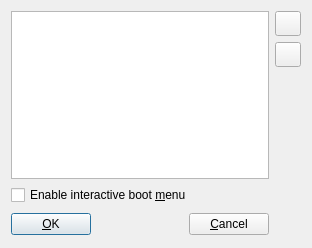
This is src/Boot_Device_Window.ui in tobimensch/aqemu as Qt 5 draws it before an edit. The edited form follows.
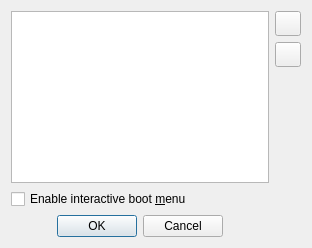
This is the edited form. Icons and pictures are not drawn. Custom widgets are drawn as their Qt base class.

```diff
--- a/src/Boot_Device_Window.ui
+++ b/src/Boot_Device_Window.ui
@@ -112,37 +112,12 @@
    <item row="4" column="0">
     <layout class="QHBoxLayout" name="horizontalLayout">
      <item>
-      <widget class="QPushButton" name="Button_OK">
-       <property name="text">
-        <string>&amp;OK</string>
+      <widget class="Dialog_Button_Box" name="buttonBox">
+       <property name="standardButtons">
+        <set>QDialogButtonBox::Cancel|QDialogButtonBox::Ok</set>
        </property>
-       <property name="icon">
-        <iconset resource="../resources/icons.qrc">
-         <normaloff>:/ok.png</normaloff>:/ok.png</iconset>
-       </property>
-      </widget>
-     </item>
-     <item>
-      <spacer name="horizontalSpacer">
-       <property name="orientation">
-        <enum>Qt::Horizontal</enum>
-       </property>
-       <property name="sizeHint" stdset="0">
-        <size>
-         <width>28</width>
-         <height>26</height>
-        </size>
-       </property>
-      </spacer>
-     </item>
-     <item>
-      <widget class="QPushButton" name="Button_Cancel">
-       <property name="text">
-        <string>&amp;Cancel</string>
-       </property>
-       <property name="icon">
-        <iconset resource="../resources/icons.qrc">
-         <normaloff>:/cancel.png</normaloff>:/cancel.png</iconset>
+       <property name="centerButtons">
+        <bool>true</bool>
        </property>
       </widget>
      </item>
@@ -150,6 +125,13 @@
    </item>
   </layout>
  </widget>
+ <customwidgets>
+  <customwidget>
+   <class>Dialog_Button_Box</class>
+   <extends>QDialogButtonBox</extends>
+   <header>Dialog_Button_Box.h</header>
+  </customwidget>
+ </customwidgets>
  <tabstops>
   <tabstop>Boot_Devices_List</tabstop>
   <tabstop>TB_Up</tabstop>
```
Left out of the diff: 26 changed lines with no effect on the pictures.
